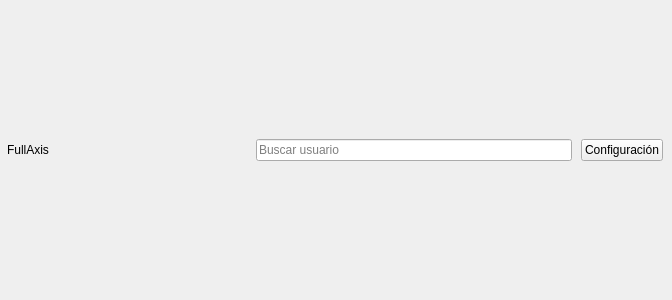
Debaq/Fullaxis, file Software/FullAxis/src/main/python/UI/search_bar.ui: the form before one commit.
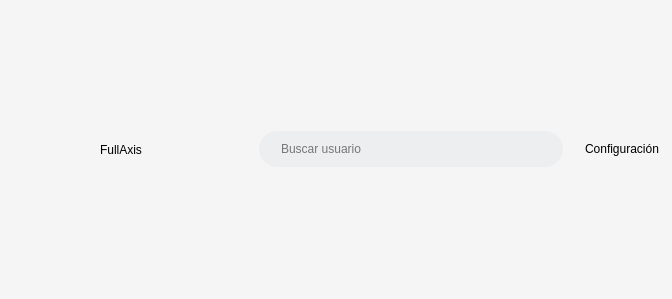
The form after the commit.

```diff
--- a/Software/FullAxis/src/main/python/UI/search_bar.ui
+++ b/Software/FullAxis/src/main/python/UI/search_bar.ui
@@ -7,18 +7,37 @@
     <x>0</x>
     <y>0</y>
     <width>672</width>
-    <height>300</height>
+    <height>299</height>
    </rect>
   </property>
   <property name="windowTitle">
    <string>Form</string>
   </property>
+  <property name="styleSheet">
+   <string notr="true">QFrame{background-color: rgb(245, 245, 245);}
+
+                          QLineEdit {
+                            border: 2px none gray;
+                            border-radius: 18px;
+                            padding: 10 20px;
+                            background: rgb(237, 238, 240);
+                            selection-background-color: darkgray;
+                            }
+                            QLineEdit:hover {
+                                background: rgb(230, 232, 237);
+                                }
+                            QLineEdit:focus {
+                                background: rgb(255, 255, 255);
+                                
+                            }
+</string>
+  </property>
   <layout class="QHBoxLayout" name="horizontalLayout_3">
    <property name="spacing">
     <number>0</number>
    </property>
    <property name="leftMargin">
-    <number>6</number>
+    <number>0</number>
    </property>
    <property name="topMargin">
     <number>0</number>
@@ -52,12 +71,16 @@
         <property name="text">
          <string>FullAxis</string>
         </property>
+        <property name="alignment">
+         <set>Qt::AlignCenter</set>
+        </property>
        </widget>
       </item>
      </layout>
     </widget>
    </item>
    <item>
+    <widget class="QFrame" name="frame_search">
     <layout class="QVBoxLayout" name="verticalLayout_2">
      <item>
       <widget class="QLineEdit" name="lineEdit">
@@ -70,6 +93,7 @@
       </widget>
      </item>
     </layout>
+    </widget>
    </item>
    <item>
     <widget class="QFrame" name="horizontalFrame_2">
@@ -91,6 +115,9 @@
         <property name="text">
          <string>Configuración</string>
         </property>
+        <property name="flat">
+         <bool>true</bool>
+        </property>
        </widget>
       </item>
      </layout>
```
Left out of the diff: 2 changed lines with no effect on the pictures. Lines whose indentation alone changed are shown as unchanged.
